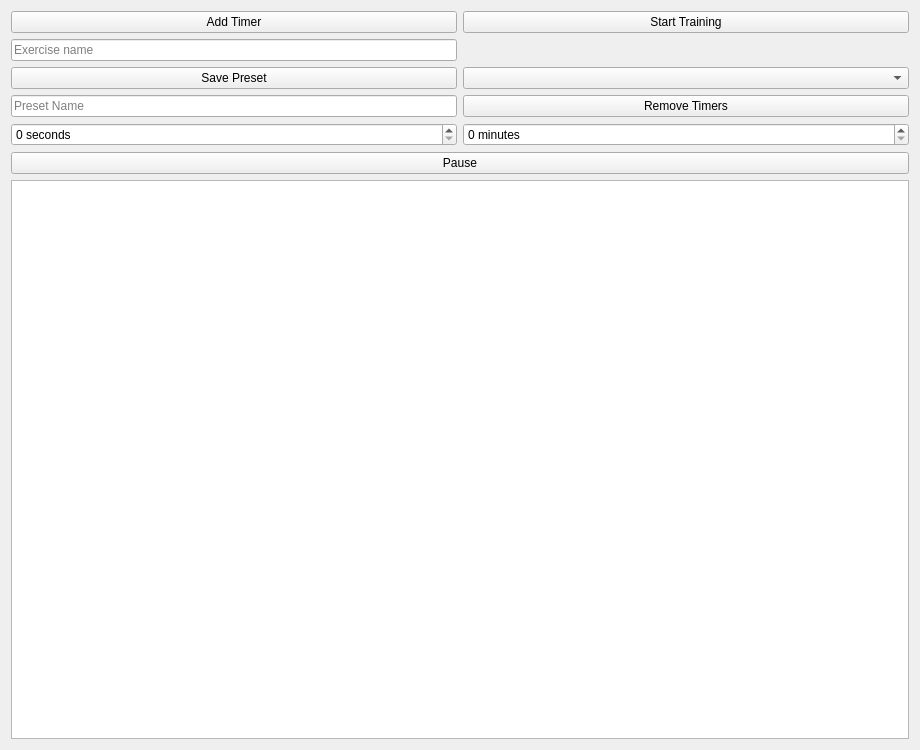
Old version of the form sporttimer.ui in the repository Racalniog/QTAppAlfaExercises.
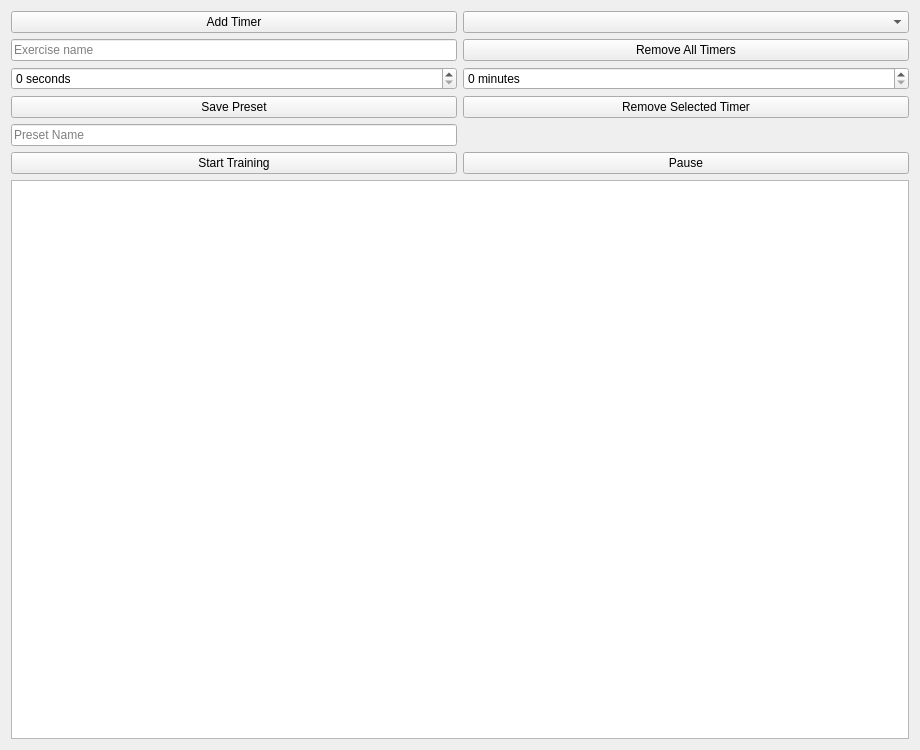
New version of the form.

Commit message: added removeSelectedTimers functionality and button

```diff
--- a/sporttimer.ui
+++ b/sporttimer.ui
@@ -14,58 +14,34 @@
    <string>Form</string>
   </property>
   <layout class="QGridLayout" name="gridLayout">
-   <item row="6" column="0" colspan="2">
-    <widget class="QPushButton" name="pauseButton">
+   <item row="0" column="0">
+    <widget class="QPushButton" name="addTimerButton">
+     <property name="text">
+      <string>Add Timer</string>
+     </property>
+    </widget>
+   </item>
+   <item row="1" column="0">
+    <widget class="QLineEdit" name="exerciseNamelineEdit">
      <property name="sizePolicy">
       <sizepolicy hsizetype="Preferred" vsizetype="Fixed">
        <horstretch>0</horstretch>
        <verstretch>0</verstretch>
       </sizepolicy>
      </property>
-     <property name="layoutDirection">
-      <enum>Qt::LeftToRight</enum>
+     <property name="placeholderText">
+      <string>Exercise name</string>
      </property>
-     <property name="text">
-      <string>Pause</string>
-     </property>
     </widget>
    </item>
-   <item row="5" column="0">
-    <widget class="QSpinBox" name="secondsSpinBox">
-     <property name="suffix">
-      <string> seconds</string>
-     </property>
-    </widget>
-   </item>
-   <item row="5" column="1">
-    <widget class="QSpinBox" name="minutesSpinBox">
-     <property name="suffix">
-      <string> minutes</string>
-     </property>
-    </widget>
-   </item>
-   <item row="2" column="0">
+   <item row="3" column="0">
     <widget class="QPushButton" name="savePresetButton">
      <property name="text">
       <string>Save Preset</string>
      </property>
     </widget>
    </item>
-   <item row="4" column="1">
-    <widget class="QPushButton" name="removeTimersButton">
-     <property name="text">
-      <string>Remove Timers</string>
-     </property>
-    </widget>
-   </item>
-   <item row="0" column="1">
-    <widget class="QPushButton" name="startButton">
-     <property name="text">
-      <string>Start Training</string>
-     </property>
-    </widget>
-   </item>
-   <item row="4" column="0">
+   <item row="5" column="0">
     <widget class="QLineEdit" name="presetSaveLineEdit">
      <property name="sizePolicy">
       <sizepolicy hsizetype="Minimum" vsizetype="Fixed">
@@ -78,17 +54,54 @@
      </property>
     </widget>
    </item>
-   <item row="0" column="0">
-    <widget class="QPushButton" name="addTimerButton">
-     <property name="text">
-      <string>Add Timer</string>
-     </property>
-    </widget>
-   </item>
-   <item row="8" column="0" colspan="2">
+   <item row="9" column="0" colspan="2">
     <widget class="QListWidget" name="timerListWidget"/>
    </item>
+   <item row="2" column="0">
+    <widget class="QSpinBox" name="secondsSpinBox">
+     <property name="suffix">
+      <string> seconds</string>
+     </property>
+    </widget>
+   </item>
    <item row="2" column="1">
+    <widget class="QSpinBox" name="minutesSpinBox">
+     <property name="suffix">
+      <string> minutes</string>
+     </property>
+    </widget>
+   </item>
+   <item row="6" column="0">
+    <widget class="QPushButton" name="startButton">
+     <property name="text">
+      <string>Start Training</string>
+     </property>
+    </widget>
+   </item>
+   <item row="6" column="1">
+    <widget class="QPushButton" name="pauseButton">
+     <property name="sizePolicy">
+      <sizepolicy hsizetype="Preferred" vsizetype="Fixed">
+       <horstretch>0</horstretch>
+       <verstretch>0</verstretch>
+      </sizepolicy>
+     </property>
+     <property name="layoutDirection">
+      <enum>Qt::LeftToRight</enum>
+     </property>
+     <property name="text">
+      <string>Pause</string>
+     </property>
+    </widget>
+   </item>
+   <item row="3" column="1">
+    <widget class="QPushButton" name="removeSelectedTimerButton">
+     <property name="text">
+      <string>Remove Selected Timer</string>
+     </property>
+    </widget>
+   </item>
+   <item row="0" column="1">
     <widget class="QComboBox" name="presetsComboBox">
      <property name="sizePolicy">
       <sizepolicy hsizetype="Preferred" vsizetype="Preferred">
@@ -104,16 +117,10 @@
      </property>
     </widget>
    </item>
-   <item row="1" column="0">
-    <widget class="QLineEdit" name="exerciseNamelineEdit">
-     <property name="sizePolicy">
-      <sizepolicy hsizetype="Preferred" vsizetype="Fixed">
-       <horstretch>0</horstretch>
-       <verstretch>0</verstretch>
-      </sizepolicy>
-     </property>
-     <property name="placeholderText">
-      <string>Exercise name</string>
+   <item row="1" column="1">
+    <widget class="QPushButton" name="removeTimersButton">
+     <property name="text">
+      <string>Remove All Timers</string>
      </property>
     </widget>
    </item>
```
The commit also changes 1 other file.
